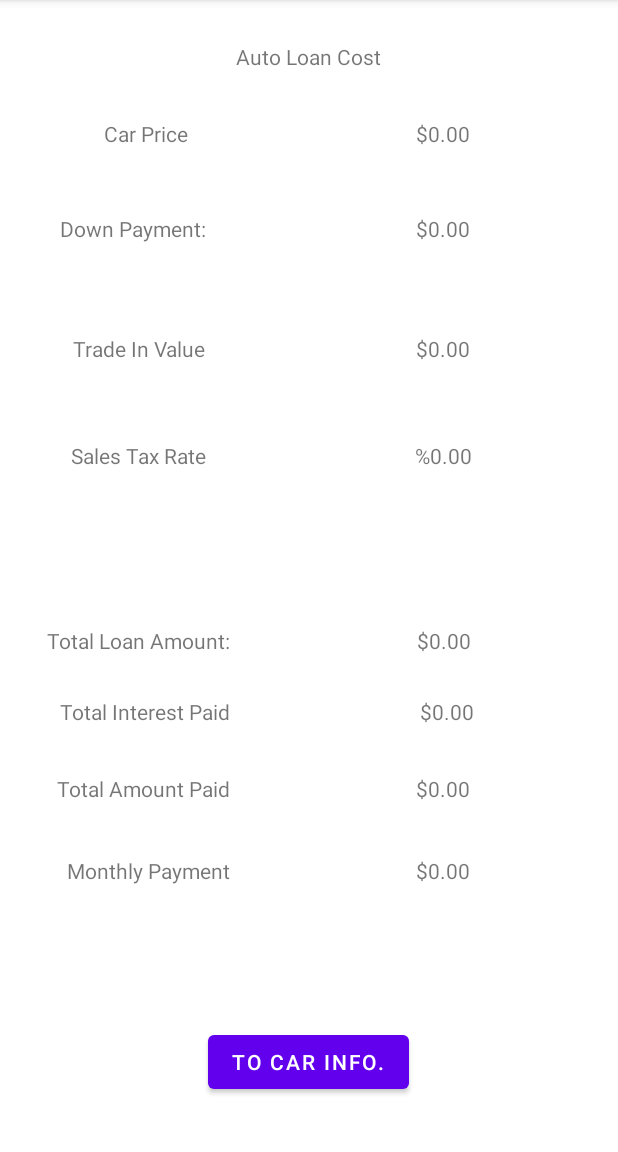
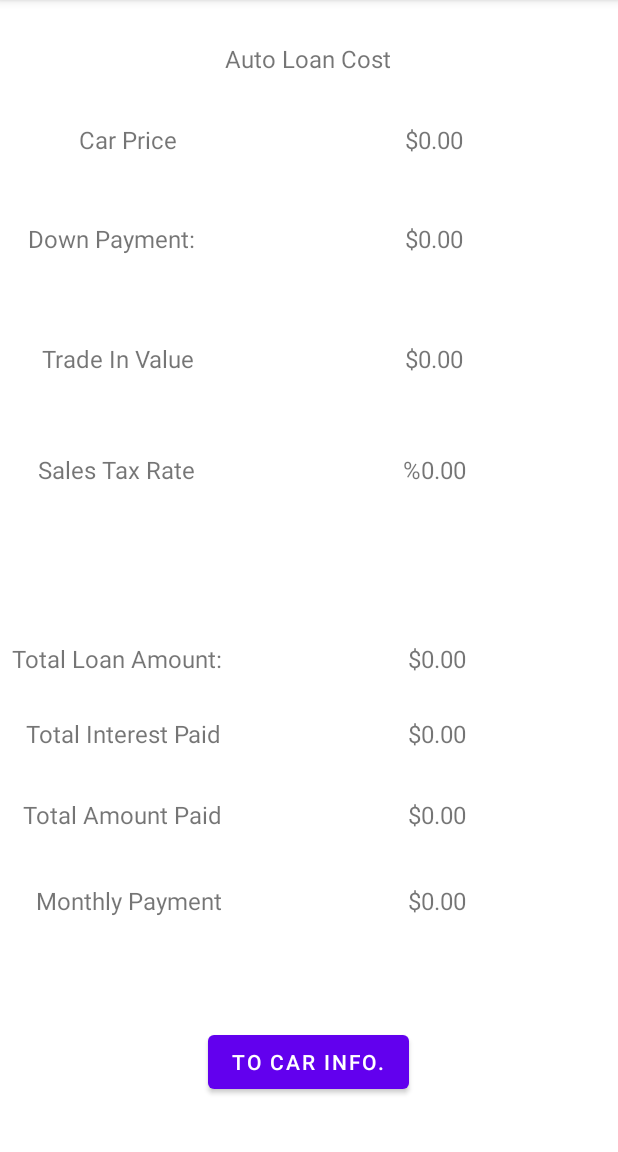
Before and after one commit to ThompsonSeamus/auto-loans-whao, an Android app: the LoanReportActivity screen opened directly, with no data from a screen before it, on a phone screen of 412 x 824 dp, the part 84-1236 px from its top. Run offline under Robolectric (Android 15) with nearby library versions, the phone set to English and light mode, and no system bars.

```diff
--- a/app/src/main/java/com/example/autoloanswhao/LoanReportActivity.java
+++ b/app/src/main/java/com/example/autoloanswhao/LoanReportActivity.java
@@ -4,14 +4,31 @@ import androidx.appcompat.app.AppCompatActivity;
 
 import android.os.Bundle;
 import android.view.View;
+import android.widget.TextView;
 
 public class LoanReportActivity extends AppCompatActivity {
+
+    private TextView foundCarPrice, foundDownPayment, foundTradeInValue, foundSalesTax;
+    private TextView foundTotalLoan, foundTotalInterestPaid, foundTotalAmount, foundMonthlyPayment;
+    // ^ only on a different line so no sideways scrolling
 
     @Override
     protected void onCreate(Bundle savedInstanceState) {
         super.onCreate(savedInstanceState);
+
         setContentView(R.layout.activity_loan_report);
+
+        foundCarPrice = findViewById(R.id.foundCarPrice);
+        foundDownPayment = findViewById(R.id.foundDownPayment);
+        foundTradeInValue = findViewById(R.id.foundTradeInValue);
+        foundSalesTax = findViewById(R.id.foundSalesTax);
+        foundTotalLoan = findViewById(R.id.foundTotalLoan);
+        foundTotalInterestPaid = findViewById(R.id.foundTotalInterestPaid);
+        foundTotalAmount = findViewById(R.id.foundTotalLoan);
+        foundMonthlyPayment = findViewById(R.id.foundMonthlyPayment);
+
     }
+
 
     public void goDataEntry(View view){
         finish();
--- a/app/src/main/res/layout/activity_loan_report.xml
+++ b/app/src/main/res/layout/activity_loan_report.xml
@@ -12,6 +12,7 @@
         android:layout_height="wrap_content"
         android:layout_marginTop="28dp"
         android:text="@string/autoLoanTitle"
+        android:textSize="16sp"
         app:layout_constraintEnd_toEndOf="parent"
         app:layout_constraintHorizontal_bias="0.498"
         app:layout_constraintStart_toStartOf="parent"
@@ -36,6 +37,7 @@
         android:layout_marginTop="32dp"
         android:layout_marginEnd="32dp"
         android:text="@string/carPrice"
+        android:textSize="16sp"
         app:layout_constraintEnd_toStartOf="@+id/autoLoans"
         app:layout_constraintTop_toBottomOf="@+id/autoLoans" />
 
@@ -45,6 +47,7 @@
         android:layout_height="wrap_content"
         android:layout_marginTop="124dp"
         android:text="@string/trade_in_value"
+        android:textSize="16sp"
         app:layout_constraintEnd_toEndOf="@+id/downPayment"
         app:layout_constraintTop_toBottomOf="@+id/carPrice" />
 
@@ -54,6 +57,7 @@
         android:layout_height="wrap_content"
         android:layout_marginTop="52dp"
         android:text="@string/sales_tax"
+        android:textSize="16sp"
         app:layout_constraintEnd_toEndOf="@+id/tradeInValue"
         app:layout_constraintTop_toBottomOf="@+id/tradeInValue" />
 
@@ -70,6 +74,7 @@
         android:layout_height="wrap_content"
         android:layout_marginTop="104dp"
         android:text="@string/total_loan_amount_fixed"
+        android:textSize="16sp"
         app:layout_constraintEnd_toEndOf="@+id/salesTax"
         app:layout_constraintStart_toStartOf="@+id/salesTax"
         app:layout_constraintTop_toBottomOf="@+id/salesTax" />
@@ -80,6 +85,7 @@
         android:layout_height="wrap_content"
         android:layout_marginTop="28dp"
         android:text="@string/total_interest_paid"
+        android:textSize="16sp"
         app:layout_constraintEnd_toEndOf="@+id/totalLoanAmount"
         app:layout_constraintHorizontal_bias="1.0"
         app:layout_constraintStart_toStartOf="@+id/totalLoanAmount"
@@ -92,6 +98,7 @@
         android:layout_marginTop="44dp"
         android:layout_marginEnd="20dp"
         android:text="@string/downpayment"
+        android:textSize="16sp"
         app:layout_constraintEnd_toStartOf="@+id/autoLoans"
         app:layout_constraintTop_toBottomOf="@+id/carPrice" />
 
@@ -101,6 +108,7 @@
         android:layout_height="wrap_content"
         android:layout_marginStart="152dp"
         android:text="@string/zero"
+        android:textSize="16sp"
         app:layout_constraintStart_toEndOf="@+id/carPrice"
         app:layout_constraintTop_toTopOf="@+id/carPrice" />
 
@@ -110,6 +118,7 @@
         android:layout_height="wrap_content"
         android:layout_marginStart="140dp"
         android:text="@string/zero"
+        android:textSize="16sp"
         app:layout_constraintEnd_toEndOf="@+id/foundCarPrice"
         app:layout_constraintStart_toEndOf="@+id/downPayment"
         app:layout_constraintTop_toTopOf="@+id/downPayment" />
@@ -120,6 +129,7 @@
         android:layout_height="wrap_content"
         android:layout_marginStart="140dp"
         android:text="@string/zero"
+        android:textSize="16sp"
         app:layout_constraintEnd_toEndOf="@+id/foundDownPayment"
         app:layout_constraintStart_toEndOf="@+id/tradeInValue"
         app:layout_constraintTop_toTopOf="@+id/tradeInValue" />
@@ -130,6 +140,7 @@
         android:layout_height="wrap_content"
         android:layout_marginStart="140dp"
         android:text="@string/mod_zero"
+        android:textSize="16sp"
         app:layout_constraintEnd_toEndOf="@+id/foundTradeInValue"
         app:layout_constraintStart_toEndOf="@+id/salesTax"
         app:layout_constraintTop_toTopOf="@+id/salesTax" />
@@ -140,6 +151,7 @@
         android:layout_height="wrap_content"
         android:layout_marginStart="124dp"
         android:text="@string/zero"
+        android:textSize="16sp"
         app:layout_constraintEnd_toEndOf="@+id/foundSalesTax"
         app:layout_constraintStart_toEndOf="@+id/totalLoanAmount"
         app:layout_constraintTop_toTopOf="@+id/totalLoanAmount" />
@@ -150,7 +162,9 @@
         android:layout_height="wrap_content"
         android:layout_marginStart="128dp"
         android:text="@string/zero"
+        android:textSize="16sp"
         app:layout_constraintEnd_toEndOf="@+id/foundTotalLoan"
+        app:layout_constraintHorizontal_bias="1.0"
         app:layout_constraintStart_toEndOf="@+id/totalInterestPaid"
         app:layout_constraintTop_toTopOf="@+id/totalInterestPaid" />
 
@@ -160,6 +174,7 @@
         android:layout_height="wrap_content"
         android:layout_marginTop="32dp"
         android:text="@string/found_total_amount"
+        android:textSize="16sp"
         app:layout_constraintEnd_toEndOf="@+id/totalInterestPaid"
         app:layout_constraintTop_toBottomOf="@+id/totalInterestPaid" />
 
@@ -169,6 +184,7 @@
         android:layout_height="wrap_content"
         android:layout_marginTop="35dp"
         android:text="@string/month_payment_text"
+        android:textSize="16sp"
         app:layout_constraintEnd_toEndOf="@+id/textTotalAmount"
         app:layout_constraintTop_toBottomOf="@+id/textTotalAmount" />
 
@@ -178,6 +194,7 @@
         android:layout_height="wrap_content"
         android:layout_marginStart="124dp"
         android:text="@string/zero"
+        android:textSize="16sp"
         app:layout_constraintStart_toEndOf="@+id/textTotalAmount"
         app:layout_constraintTop_toTopOf="@+id/textTotalAmount" />
 
@@ -187,6 +204,7 @@
         android:layout_height="wrap_content"
         android:layout_marginStart="124dp"
         android:text="@string/zero"
+        android:textSize="16sp"
         app:layout_constraintStart_toEndOf="@+id/textMonthPayment"
         app:layout_constraintTop_toTopOf="@+id/textMonthPayment" />
 
--- a/app/src/main/res/layout/activity_main.xml
+++ b/app/src/main/res/layout/activity_main.xml
@@ -136,7 +136,7 @@
         app:layout_constraintTop_toBottomOf="@+id/textInputLayout3">
 
         <com.google.android.material.textfield.TextInputEditText
-            android:id="@+id/annualPercentageRate"
+            android:id="@+id/tilAnnualPercentageRate"
             android:layout_width="match_parent"
             android:layout_height="wrap_content"
             android:hint="@string/annual_percentage_rate"
```
Also changed, not shown: app/src/main/java/com/example/autoloanswhao/MainActivity.java (+44 -3 lines).
